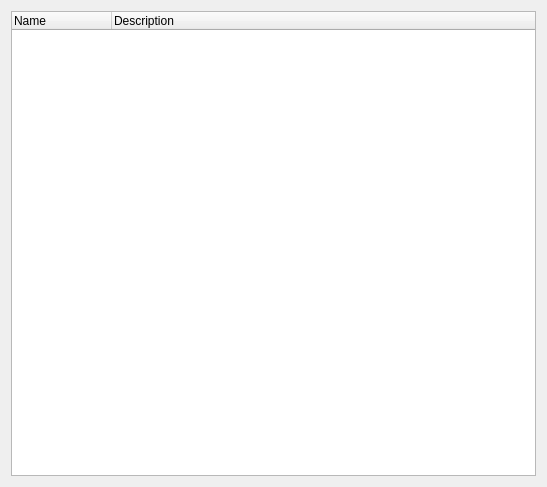
KDE/ark, file kerfuffle/pluginsettingspage.ui: the form before one commit.
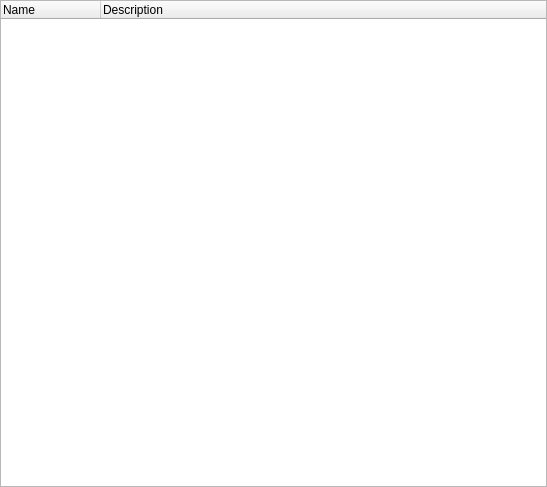
The form after the commit.

Commit message: Remove margin around plugin settings page

```diff
--- a/kerfuffle/pluginsettingspage.ui
+++ b/kerfuffle/pluginsettingspage.ui
@@ -11,6 +11,18 @@
    </rect>
   </property>
   <layout class="QVBoxLayout" name="verticalLayout">
+   <property name="leftMargin">
+    <number>0</number>
+   </property>
+   <property name="topMargin">
+    <number>0</number>
+   </property>
+   <property name="rightMargin">
+    <number>0</number>
+   </property>
+   <property name="bottomMargin">
+    <number>0</number>
+   </property>
    <item>
     <widget class="QTreeWidget" name="kcfg_disabledPlugins">
      <property name="rootIsDecorated">
```
